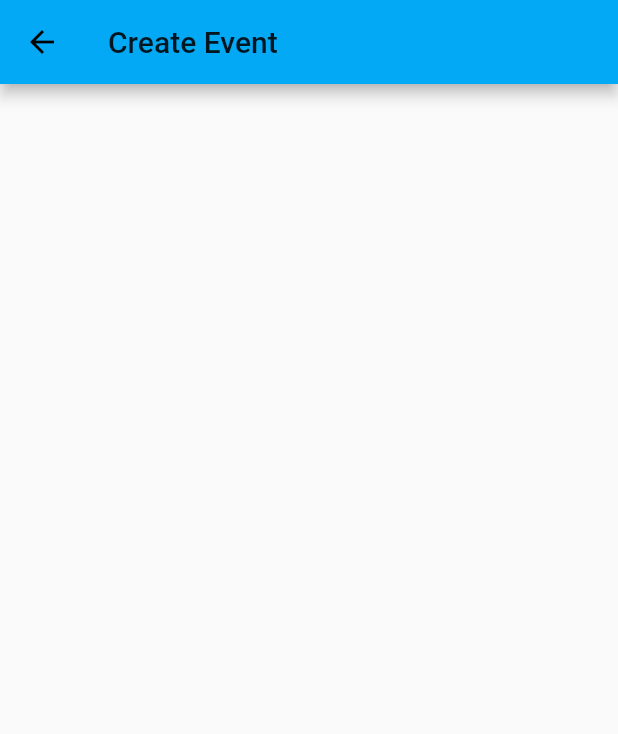
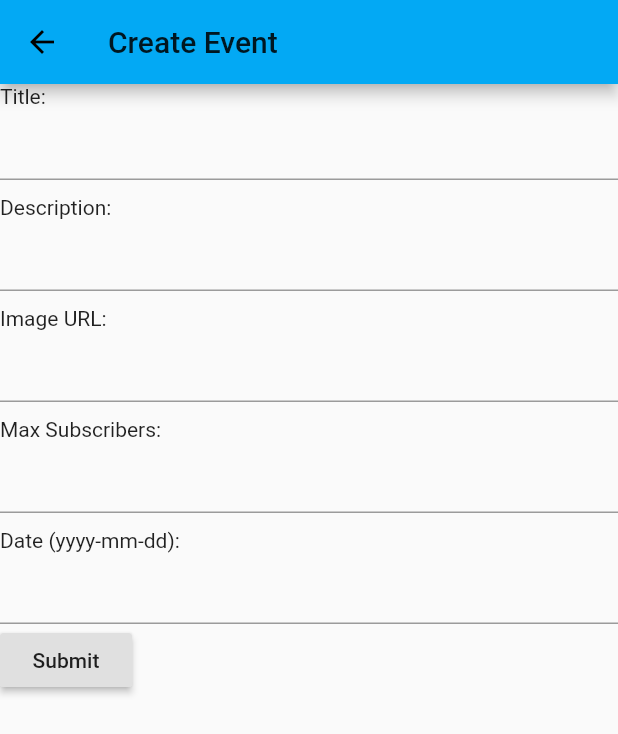
Before and after one commit to Mo-Mehjazi/TheFriendsLook, a Flutter app: the CreatePage screen opened by its route, on a phone screen of 412 x 824 dp. Shown: the top 734 px of the screen. Run offline on Flutter 3.47's test engine with Material 2 defaults, Android fonts, the phone set to English and light mode, and no system bars; missing offline and left inert: flutter_clean_calendar; network calls fail.

Commit message:
Create Event Dialog

```diff
--- a/lib/controllers/db_controller.dart
+++ b/lib/controllers/db_controller.dart
@@ -69,6 +69,8 @@ class DbController {
     var newId = dbStorage.events.length;
     event.id = newId;
 
+    print(event);
+
     dbStorage.events.add(event);
   }
 
--- a/lib/pages/create_page.dart
+++ b/lib/pages/create_page.dart
@@ -1,5 +1,7 @@
 // Flutter
 import 'package:flutter/material.dart';
+
+import '../widgets/create_event_form.dart';
 
 class CreatePage extends StatelessWidget {
   @override
@@ -8,7 +10,7 @@ class CreatePage extends StatelessWidget {
       appBar: AppBar(
         title: Text('Create Event'),
       ),
-      body: Container(),
+      body: CreateEventForm(),
     );
   }
 }
--- /dev/null
+++ b/lib/widgets/create_event_form.dart
@@ -0,0 +1,110 @@
+import 'package:flutter/material.dart';
+import 'package:the_friends_look/controllers/db_controller.dart';
+import 'package:the_friends_look/controllers/user_controller.dart';
+import 'package:the_friends_look/models/event.dart';
+
+class CreateEventForm extends StatefulWidget {
+  @override
+  State<StatefulWidget> createState() {
+    return CreateEventFormState();
+  }
+}
+
+class CreateEventFormState extends State<CreateEventForm> {
+  final _formKey = GlobalKey<FormState>();
+  String title;
+  String description;
+  DateTime date;
+  int maxSubscribers;
+  String imageUrl;
+
+  @override
+  Widget build(BuildContext context) {
+    return Form(
+        key: _formKey,
+        child: Column(
+          crossAxisAlignment: CrossAxisAlignment.start,
+          children: <Widget>[
+            Text('Title:'),
+            TextFormField(
+              validator: (value) {
+                if (value.isEmpty) {
+                  return 'Please enter some text';
+                } else {
+                  title = value;
+                }
+                return null;
+              },
+            ),
+            Container(height: 10),
+            Text('Description:'),
+            TextFormField(
+              validator: (value) {
+                if (value.isEmpty) {
+                  return 'Please enter some text';
+                } else {
+                  description = value;
+                }
+                return null;
+              },
+            ),
+            Container(height: 10),
+            Text('Image URL:'),
+            TextFormField(
+              validator: (value) {
+                if (value.isEmpty) {
+                  return 'Please enter some text';
+                } else {
+                  imageUrl = value;
+                }
+                return null;
+              },
+            ),
+            Container(height: 10),
+            Text('Max Subscribers:'),
+            TextFormField(
+              validator: (value) {
+                if (value.isEmpty) {
+                  return 'Please enter some text';
+                } else {
+                  maxSubscribers = int.parse(value);
+                }
+                return null;
+              },
+            ),
+            Container(height: 10),
+            Text('Date (yyyy-mm-dd):'),
+            TextFormField(
+              validator: (value) {
+                if (value.isEmpty) {
+                  return 'Please enter some text';
+                } else {
+                  date = DateTime.parse(value);
+                }
+                return null;
+              },
+            ),
+            RaisedButton(
+              onPressed: () {
+                if (_formKey.currentState.validate()) {
+                  DbController().createEvent(Event(
+                      0,
+                      UserController().getCurrentUser().id,
+                      title,
+                      description,
+                      date,
+                      maxSubscribers,
+                      imageUrl));
+
+                  Navigator.of(context).pop();
+                } else {
+                  Scaffold.of(context).showSnackBar(
+                      SnackBar(content: Text('Failed to create event')));
+                }
+              },
+              child: Text('Submit'),
+            ),
+          ],
+        ));
+  }
+}
```
